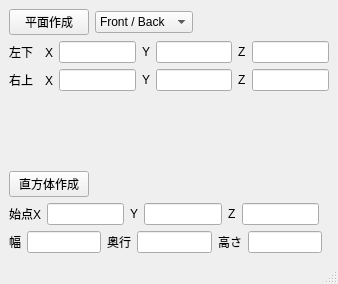
The window that qt_vertexToObjfile/mainwindow.ui (sakurataiko1/QtDataVisualization) describes before a commit, drawn with Qt 5.
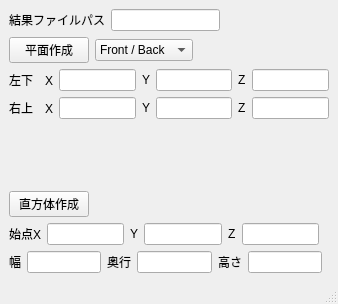
The same window after the commit.

The edit to the form file:
```diff
--- a/qt_vertexToObjfile/mainwindow.ui
+++ b/qt_vertexToObjfile/mainwindow.ui
@@ -7,7 +7,7 @@
     <x>0</x>
     <y>0</y>
     <width>338</width>
-    <height>284</height>
+    <height>304</height>
    </rect>
   </property>
   <property name="windowTitle">
@@ -15,6 +15,33 @@
   </property>
   <widget class="QWidget" name="centralwidget">
    <layout class="QVBoxLayout" name="verticalLayout_3">
+    <item>
+     <layout class="QHBoxLayout" name="horizontalLayout_3">
+      <item>
+       <widget class="QLabel" name="label_6">
+        <property name="text">
+         <string>結果ファイルパス</string>
+        </property>
+       </widget>
+      </item>
+      <item>
+       <widget class="QLineEdit" name="lineEdit_savefilepath"/>
+      </item>
+      <item>
+       <spacer name="horizontalSpacer_3">
+        <property name="orientation">
+         <enum>Qt::Horizontal</enum>
+        </property>
+        <property name="sizeHint" stdset="0">
+         <size>
+          <width>40</width>
+          <height>20</height>
+         </size>
+        </property>
+       </spacer>
+      </item>
+     </layout>
+    </item>
     <item>
      <layout class="QVBoxLayout" name="verticalLayout_2">
       <item>
```
